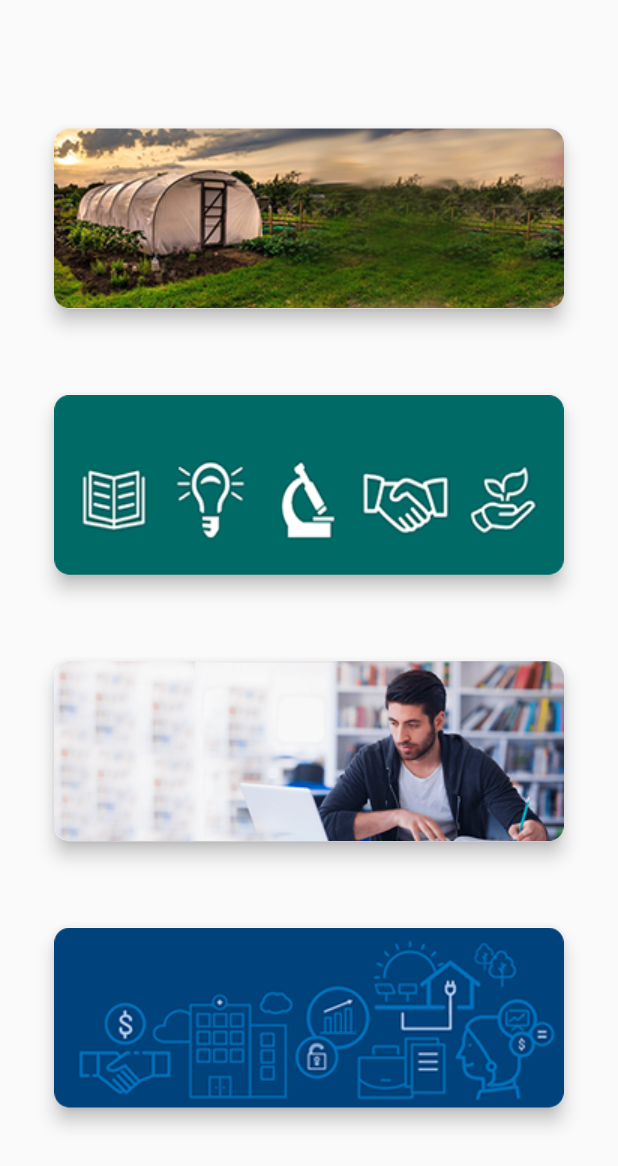
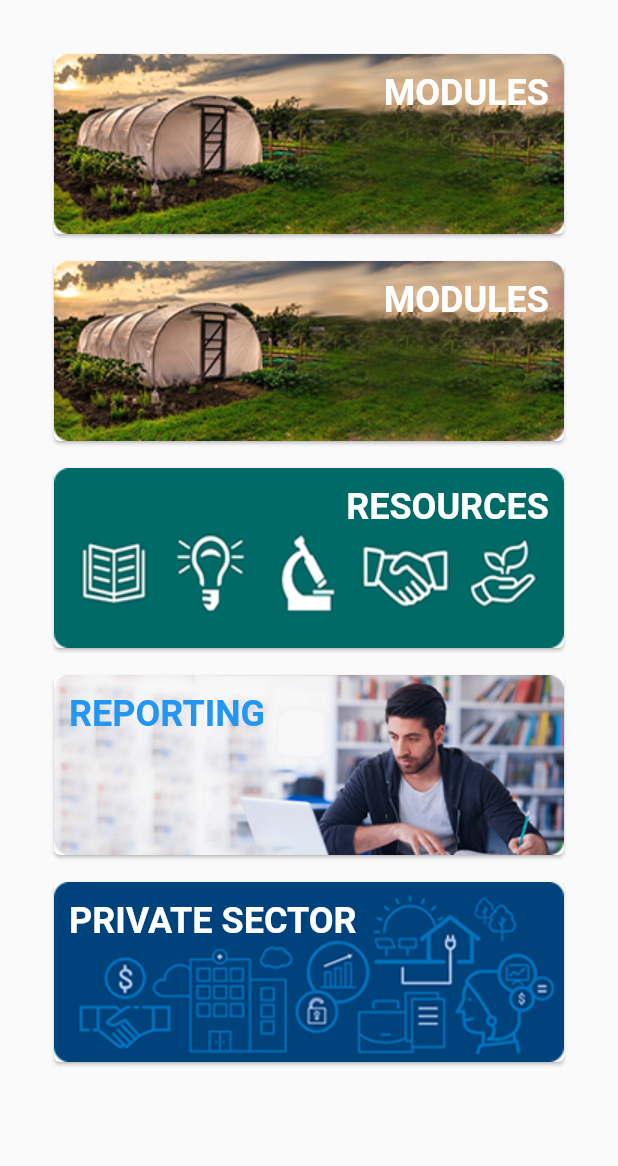
Before and after one commit to rafiandria23/agried-mobile, a Flutter app: the HomeScreen screen opened directly, on a phone screen of 412 x 824 dp. Shown: the top 1166 px of the screen. Run offline on Flutter 3.47's test engine with Material 2 defaults, Android fonts, the phone set to English and light mode, and no system bars.

Commit message:
Still working on navigation.

```diff
--- a/lib/app.dart
+++ b/lib/app.dart
@@ -1,8 +1,18 @@
+import 'package:agri_ed_mobile/screens/landing.dart';
 import 'package:flutter/material.dart';
 import 'screens/signin.dart';
 
-class App extends StatelessWidget {
+class App extends StatefulWidget {
   // This widget is the root of your application.
+  @override
+  _AppState createState() => _AppState();
+}
+
+class _AppState extends State<App> {
+  void initState() {
+    super.initState();
+  }
+
   @override
   Widget build(BuildContext context) {
     return MaterialApp(
@@ -23,7 +33,19 @@ class App extends StatelessWidget {
         // closer together (more dense) than on mobile platforms.
         visualDensity: VisualDensity.comfortable,
       ),
-      home: SignInScreen(),
+      home: Navigator(
+        initialRoute: '/SignInScreen',
+        pages: <MaterialPage>[
+          MaterialPage(
+            key: ValueKey('SignInScreen'),
+            child: SignInScreen(),
+          ),
+          MaterialPage(
+            key: ValueKey('LandingScreen'),
+            child: LandingScreen(),
+          ),
+        ],
+      ),
     );
   }
 }
--- a/lib/components/home_card.dart
+++ b/lib/components/home_card.dart
@@ -2,22 +2,57 @@ import 'package:flutter/material.dart';
 
 class HomeCard extends StatelessWidget {
   HomeCard(
-      {@required this.backgroundImage,
+      {Key key,
+      @required this.backgroundImage,
       @required this.title,
-      @required this.onPressed});
+      @required this.onTap})
+      : super(key: key);
 
   final AssetImage backgroundImage;
   final Widget title;
-  final VoidCallback onPressed;
+  final VoidCallback onTap;
 
   @override
   Widget build(BuildContext context) {
-    return Card(
-      semanticContainer: true,
-      clipBehavior: Clip.antiAliasWithSaveLayer,
-      child: Image(image: backgroundImage, fit: BoxFit.fill),
-      shape: RoundedRectangleBorder(borderRadius: BorderRadius.circular(10.0)),
-      elevation: 5,
+    // return Card(
+    //   semanticContainer: true,
+    //   clipBehavior: Clip.antiAliasWithSaveLayer,
+    //   child: Container(
+    //     width: MediaQuery.of(context).size.width,
+    //     height: MediaQuery.of(context).size.height,
+    //     decoration: BoxDecoration(
+    //         image: DecorationImage(image: backgroundImage, fit: BoxFit.fill)),
+    //     child: title,
+    //   ),
+    //   shape: RoundedRectangleBorder(borderRadius: BorderRadius.circular(10.0)),
+    //   elevation: 5,
+    // );
+
+    return Center(
+      child: Card(
+        child: InkWell(
+          splashColor: Colors.blue.withAlpha(30),
+          onTap: onTap,
+          child: Center(
+            child: Stack(
+              children: <Widget>[
+                Container(
+                  width: MediaQuery.of(context).size.width,
+                  child: Image(
+                    image: backgroundImage,
+                    fit: BoxFit.fill,
+                  ),
+                ),
+                Container(
+                  padding: EdgeInsets.fromLTRB(10.0, 12.0, 10.0, 0.0),
+                  width: MediaQuery.of(context).size.width,
+                  child: title,
+                ),
+              ],
+            ),
+          ),
+        ),
+      ),
     );
   }
 }
--- a/lib/screens/home.dart
+++ b/lib/screens/home.dart
@@ -11,36 +11,96 @@ class HomeScreen extends StatefulWidget {
 class _HomeScreenState extends State<HomeScreen> {
   static List<HomeCard> _homeCards = <HomeCard>[
     HomeCard(
-      title: Text('Modules'),
+      title: Text(
+        'Modules'.toUpperCase(),
+        textAlign: TextAlign.end,
+        style: TextStyle(
+          color: Colors.white,
+          fontWeight: FontWeight.bold,
+          fontSize: 24.0,
+        ),
+      ),
       backgroundImage: AssetImage('assets/images/modules_card_bg.png'),
-      onPressed: () {},
+      onTap: () {},
     ),
     HomeCard(
-      title: Text('Resources'),
-      backgroundImage: AssetImage('assets/images/resources_card_bg.png'),
-      onPressed: () {},
+      title: Text(
+        'Modules'.toUpperCase(),
+        textAlign: TextAlign.end,
+        style: TextStyle(
+          color: Colors.white,
+          fontWeight: FontWeight.bold,
+          fontSize: 24.0,
+        ),
+      ),
+      backgroundImage: AssetImage('assets/images/modules_card_bg.png'),
+      onTap: () {},
     ),
     HomeCard(
-      title: Text('Reporting'),
-      backgroundImage: AssetImage('assets/images/reporting_card_bg.png'),
-      onPressed: () {},
+      title: Text(
+        'Resources'.toUpperCase(),
+        textAlign: TextAlign.end,
+        style: TextStyle(
+          color: Colors.white,
+          fontWeight: FontWeight.bold,
+          fontSize: 24.0,
+        ),
+      ),
+      backgroundImage: AssetImage('assets/images/resources_card_bg.png'),
+      onTap: () {},
     ),
     HomeCard(
-      title: Text('Private Sector'),
+      title: Text(
+        'Reporting'.toUpperCase(),
+        textAlign: TextAlign.start,
+        style: TextStyle(
+          color: Colors.blue,
+          fontWeight: FontWeight.bold,
+          fontSize: 24.0,
+        ),
+      ),
+      backgroundImage: AssetImage('assets/images/reporting_card_bg.png'),
+      onTap: () {},
+    ),
+    HomeCard(
+      title: Text(
+        'Private Sector'.toUpperCase(),
+        textAlign: TextAlign.start,
+        style: TextStyle(
+          color: Colors.white,
+          fontWeight: FontWeight.bold,
+          fontSize: 24.0,
+        ),
+      ),
       backgroundImage: AssetImage('assets/images/private_sector_card_bg.png'),
-      onPressed: () {},
+      onTap: () {},
     )
   ];
 
   @override
   Widget build(BuildContext context) {
+    // return Scaffold(
+    //   body: SafeArea(
+    //     child: ListView(
+    //       padding: EdgeInsets.all(32.0),
+    //       children: _homeCards,
+    //     ),
+    //   ),
+    // );
+
     return Scaffold(
-      body: Padding(
-        padding: const EdgeInsets.all(32.0),
-        child: Column(
-          mainAxisAlignment: MainAxisAlignment.spaceEvenly,
-          crossAxisAlignment: CrossAxisAlignment.center,
-          children: _homeCards,
+      body: SafeArea(
+        child: ListView.separated(
+          padding: const EdgeInsets.all(32.0),
+          itemCount: _homeCards.length,
+          itemBuilder: (BuildContext itemBuilderContext, int index) {
+            return _homeCards[index];
+          },
+          separatorBuilder: (BuildContext separatorBuilderContext, int index) {
+            return SizedBox(
+              height: 10.0,
+            );
+          },
         ),
       ),
     );
--- a/lib/screens/signin.dart
+++ b/lib/screens/signin.dart
@@ -88,16 +88,19 @@ class _SignInScreenState extends State<SignInScreen> {
           _password = passwordController.text;
         });
 
-        if (_formKey.currentState.validate()) {
-          if (_email != 'philip@agried.com') {
-            print('Wrong email or password!');
-          } else if (_password != 'agried123') {
-            print('Wrong email or password!');
-          } else {
-            Navigator.push(context,
-                MaterialPageRoute(builder: (context) => LandingScreen()));
-          }
-        }
+        // if (_formKey.currentState.validate()) {
+        //   if (_email != 'siti@agried.com') {
+        //     print('Wrong email or password!');
+        //   } else if (_password != 'agried123') {
+        //     print('Wrong email or password!');
+        //   } else {
+        //     Navigator.push(context,
+        //         MaterialPageRoute(builder: (context) => LandingScreen()));
+        //   }
+        // }
+
+        Navigator.push(
+            context, MaterialPageRoute(builder: (context) => LandingScreen()));
       },
       child: Text('Sign In'),
     );
```
